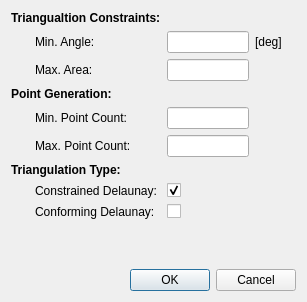
First picture: the form in testappQt/TrianglePpOptions.ui, repository mrkkrj/TrianglePP, before the edit.
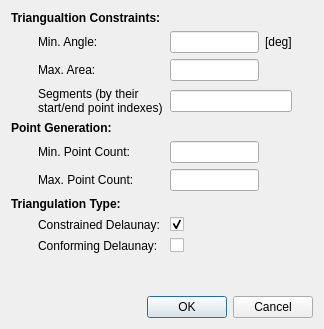
Second picture: the form after the edit.

Commit message: added extrapolation of the infinite lines in Voronoi diagram display, started support for segment constraints

What changed in the file:
```diff
--- a/testappQt/TrianglePpOptions.ui
+++ b/testappQt/TrianglePpOptions.ui
@@ -6,8 +6,8 @@
    <rect>
     <x>0</x>
     <y>0</y>
-    <width>307</width>
-    <height>302</height>
+    <width>324</width>
+    <height>329</height>
    </rect>
   </property>
   <property name="windowTitle">
@@ -16,48 +16,24 @@
   <layout class="QVBoxLayout" name="verticalLayout">
    <item>
     <layout class="QGridLayout" name="gridLayout">
-     <item row="2" column="2">
-      <widget class="QLineEdit" name="minAngleLineEdit">
-       <property name="sizePolicy">
-        <sizepolicy hsizetype="Preferred" vsizetype="Fixed">
-         <horstretch>0</horstretch>
-         <verstretch>0</verstretch>
-        </sizepolicy>
-       </property>
-      </widget>
-     </item>
-     <item row="7" column="1">
-      <widget class="QLabel" name="label_2">
+     <item row="4" column="1">
+      <widget class="QLabel" name="label_11">
        <property name="text">
-        <string>Min. Point Count: </string>
+        <string>Segments (by their start/end point indexes)</string>
        </property>
-      </widget>
-     </item>
-     <item row="3" column="1">
-      <widget class="QLabel" name="label_3">
-       <property name="text">
-        <string>Max. Area: </string>
+       <property name="wordWrap">
+        <bool>true</bool>
        </property>
       </widget>
      </item>
-     <item row="8" column="2">
-      <widget class="QLineEdit" name="maxPointCountLineEdit">
-       <property name="sizePolicy">
-        <sizepolicy hsizetype="Preferred" vsizetype="Fixed">
-         <horstretch>0</horstretch>
-         <verstretch>0</verstretch>
-        </sizepolicy>
-       </property>
-      </widget>
+     <item row="4" column="2" colspan="2">
+      <widget class="QLineEdit" name="segmentPointsLineEdit"/>
      </item>
-     <item row="2" column="4">
-      <spacer name="horizontalSpacer">
+     <item row="3" column="4">
+      <spacer name="horizontalSpacer_2">
        <property name="orientation">
         <enum>Qt::Horizontal</enum>
        </property>
-       <property name="sizeType">
-        <enum>QSizePolicy::Expanding</enum>
-       </property>
        <property name="sizeHint" stdset="0">
         <size>
          <width>40</width>
@@ -66,47 +42,14 @@
        </property>
       </spacer>
      </item>
-     <item row="7" column="4">
-      <spacer name="horizontalSpacer_3">
-       <property name="orientation">
-        <enum>Qt::Horizontal</enum>
-       </property>
-       <property name="sizeHint" stdset="0">
-        <size>
-         <width>40</width>
-         <height>20</height>
-        </size>
-       </property>
-      </spacer>
-     </item>
-     <item row="11" column="1">
+     <item row="12" column="1">
       <widget class="QLabel" name="label_9">
        <property name="text">
         <string>Conforming Delaunay: </string>
        </property>
       </widget>
      </item>
-     <item row="9" column="0" colspan="2">
-      <widget class="QLabel" name="label_8">
-       <property name="font">
-        <font>
-         <weight>75</weight>
-         <bold>true</bold>
-        </font>
-       </property>
-       <property name="text">
-        <string>Triangulation Type:</string>
-       </property>
-      </widget>
-     </item>
-     <item row="2" column="1">
-      <widget class="QLabel" name="label">
-       <property name="text">
-        <string>Min. Angle: </string>
-       </property>
-      </widget>
-     </item>
-     <item row="6" column="0" colspan="2">
+     <item row="7" column="0" colspan="2">
       <widget class="QLabel" name="label_5">
        <property name="font">
         <font>
@@ -119,37 +62,23 @@
        </property>
       </widget>
      </item>
-     <item row="11" column="2">
-      <widget class="QCheckBox" name="conformingDelaunayCheckBox">
-       <property name="text">
-        <string/>
+     <item row="8" column="0">
+      <spacer name="horizontalSpacer_5">
+       <property name="orientation">
+        <enum>Qt::Horizontal</enum>
        </property>
-      </widget>
-     </item>
-     <item row="3" column="2">
-      <widget class="QLineEdit" name="maxAreaLineEdit">
-       <property name="sizePolicy">
-        <sizepolicy hsizetype="Preferred" vsizetype="Fixed">
-         <horstretch>0</horstretch>
-         <verstretch>0</verstretch>
-        </sizepolicy>
+       <property name="sizeHint" stdset="0">
+        <size>
+         <width>40</width>
+         <height>20</height>
+        </size>
        </property>
-      </widget>
+      </spacer>
      </item>
-     <item row="7" column="2">
-      <widget class="QLineEdit" name="minPointCountLineEdit">
-       <property name="sizePolicy">
-        <sizepolicy hsizetype="Preferred" vsizetype="Fixed">
-         <horstretch>0</horstretch>
-         <verstretch>0</verstretch>
-        </sizepolicy>
-       </property>
-      </widget>
-     </item>
-     <item row="8" column="1">
-      <widget class="QLabel" name="label_4">
+     <item row="3" column="1">
+      <widget class="QLabel" name="label_3">
        <property name="text">
-        <string>Max. Point Count: </string>
+        <string>Max. Area: </string>
        </property>
       </widget>
      </item>
@@ -160,18 +89,15 @@
        </property>
       </widget>
      </item>
-     <item row="7" column="0">
-      <spacer name="horizontalSpacer_5">
-       <property name="orientation">
-        <enum>Qt::Horizontal</enum>
+     <item row="3" column="2">
+      <widget class="QLineEdit" name="maxAreaLineEdit">
+       <property name="sizePolicy">
+        <sizepolicy hsizetype="Preferred" vsizetype="Fixed">
+         <horstretch>0</horstretch>
+         <verstretch>0</verstretch>
+        </sizepolicy>
        </property>
-       <property name="sizeHint" stdset="0">
-        <size>
-         <width>40</width>
-         <height>20</height>
-        </size>
-       </property>
-      </spacer>
+      </widget>
      </item>
      <item row="1" column="0" colspan="2">
       <widget class="QLabel" name="label_6">
@@ -186,40 +112,107 @@
        </property>
       </widget>
      </item>
-     <item row="8" column="4">
-      <spacer name="horizontalSpacer_4">
-       <property name="orientation">
-        <enum>Qt::Horizontal</enum>
+     <item row="8" column="1">
+      <widget class="QLabel" name="label_2">
+       <property name="text">
+        <string>Min. Point Count: </string>
        </property>
-       <property name="sizeHint" stdset="0">
-        <size>
-         <width>40</width>
-         <height>20</height>
-        </size>
+      </widget>
+     </item>
+     <item row="10" column="0" colspan="2">
+      <widget class="QLabel" name="label_8">
+       <property name="font">
+        <font>
+         <weight>75</weight>
+         <bold>true</bold>
+        </font>
        </property>
-      </spacer>
+       <property name="text">
+        <string>Triangulation Type:</string>
+       </property>
+      </widget>
      </item>
-     <item row="3" column="4">
-      <spacer name="horizontalSpacer_2">
-       <property name="orientation">
-        <enum>Qt::Horizontal</enum>
+     <item row="9" column="2">
+      <widget class="QLineEdit" name="maxPointCountLineEdit">
+       <property name="sizePolicy">
+        <sizepolicy hsizetype="Preferred" vsizetype="Fixed">
+         <horstretch>0</horstretch>
+         <verstretch>0</verstretch>
+        </sizepolicy>
        </property>
-       <property name="sizeHint" stdset="0">
-        <size>
-         <width>40</width>
-         <height>20</height>
-        </size>
+      </widget>
+     </item>
+     <item row="2" column="2">
+      <widget class="QLineEdit" name="minAngleLineEdit">
+       <property name="sizePolicy">
+        <sizepolicy hsizetype="Preferred" vsizetype="Fixed">
+         <horstretch>0</horstretch>
+         <verstretch>0</verstretch>
+        </sizepolicy>
        </property>
-      </spacer>
+      </widget>
      </item>
-     <item row="10" column="1">
+     <item row="9" column="1">
+      <widget class="QLabel" name="label_4">
+       <property name="text">
+        <string>Max. Point Count: </string>
+       </property>
+      </widget>
+     </item>
+     <item row="8" column="2">
+      <widget class="QLineEdit" name="minPointCountLineEdit">
+       <property name="sizePolicy">
+        <sizepolicy hsizetype="Preferred" vsizetype="Fixed">
+         <horstretch>0</horstretch>
+         <verstretch>0</verstretch>
+        </sizepolicy>
+       </property>
+      </widget>
+     </item>
+     <item row="11" column="1">
       <widget class="QLabel" name="label_10">
        <property name="text">
         <string>Constrained Delaunay: </string>
        </property>
       </widget>
      </item>
-     <item row="10" column="2">
+     <item row="12" column="2">
+      <widget class="QCheckBox" name="conformingDelaunayCheckBox">
+       <property name="text">
+        <string/>
+       </property>
+      </widget>
+     </item>
+     <item row="8" column="4">
+      <spacer name="horizontalSpacer_3">
+       <property name="orientation">
+        <enum>Qt::Horizontal</enum>
+       </property>
+       <property name="sizeHint" stdset="0">
+        <size>
+         <width>40</width>
+         <height>20</height>
+        </size>
+       </property>
+      </spacer>
+     </item>
+     <item row="2" column="4">
+      <spacer name="horizontalSpacer">
+       <property name="orientation">
+        <enum>Qt::Horizontal</enum>
+       </property>
+       <property name="sizeType">
+        <enum>QSizePolicy::Expanding</enum>
+       </property>
+       <property name="sizeHint" stdset="0">
+        <size>
+         <width>40</width>
+         <height>20</height>
+        </size>
+       </property>
+      </spacer>
+     </item>
+     <item row="11" column="2">
       <widget class="QCheckBox" name="constrainedDelaunayCheckBox">
        <property name="text">
         <string/>
@@ -229,6 +222,26 @@
        </property>
       </widget>
      </item>
+     <item row="9" column="4">
+      <spacer name="horizontalSpacer_4">
+       <property name="orientation">
+        <enum>Qt::Horizontal</enum>
+       </property>
+       <property name="sizeHint" stdset="0">
+        <size>
+         <width>40</width>
+         <height>20</height>
+        </size>
+       </property>
+      </spacer>
+     </item>
+     <item row="2" column="1">
+      <widget class="QLabel" name="label">
+       <property name="text">
+        <string>Min. Angle: </string>
+       </property>
+      </widget>
+     </item>
     </layout>
    </item>
    <item>
```
The commit also changes 3 other files.
